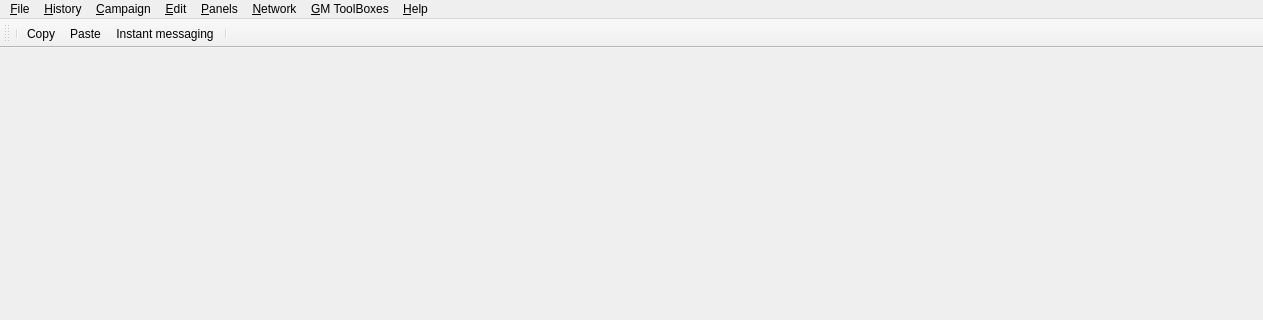
Before: the Qt Designer form src/binaries/widget/mainwindow.ui in Rolisteam/rolisteam, drawn with Qt 5; both pictures show x 0 to 1263 and y 0 to 320 of the 1263 by 600 pixel window.
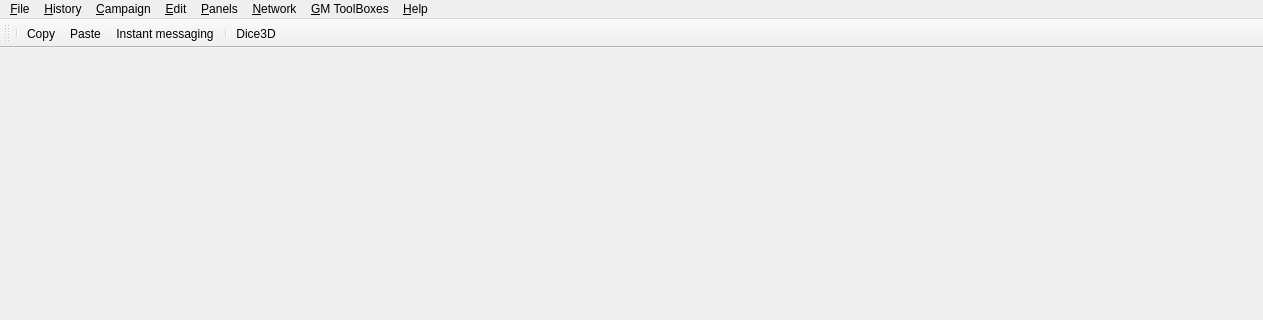
After: the same form once the commit is applied. Icons and pictures are not drawn.

Commit message:
Dice3D: Full feature for 3D dice:
Features:
* Add 3d dice with physics
* Show/hide 3D dices panel
* Select multiple dices
* 4, 6, 8, 10, 12, 20 and 100 sides are managed
* Result is displayed in global chatroom.
* Dice are displayed on remote person for a selective time.
* Dice's color and size can be changed

Implement #49

TODO: check on Windows

Patch:
```diff
--- a/src/binaries/widget/mainwindow.ui
+++ b/src/binaries/widget/mainwindow.ui
@@ -163,6 +163,7 @@
    <addaction name="m_pasteAct"/>
    <addaction name="m_showChatAct"/>
    <addaction name="separator"/>
+   <addaction name="m_showDice3D"/>
   </widget>
   <action name="m_closeAction">
    <property name="text">
@@ -632,6 +633,17 @@
     <string>Import from another campaign…</string>
    </property>
   </action>
+  <action name="m_showDice3D">
+   <property name="checkable">
+    <bool>true</bool>
+   </property>
+   <property name="text">
+    <string>Dice3D</string>
+   </property>
+   <property name="menuRole">
+    <enum>QAction::MenuRole::NoRole</enum>
+   </property>
+  </action>
  </widget>
  <resources>
   <include location="../../../rolisteam.qrc"/>
```
The commit also changes 68 other files.
